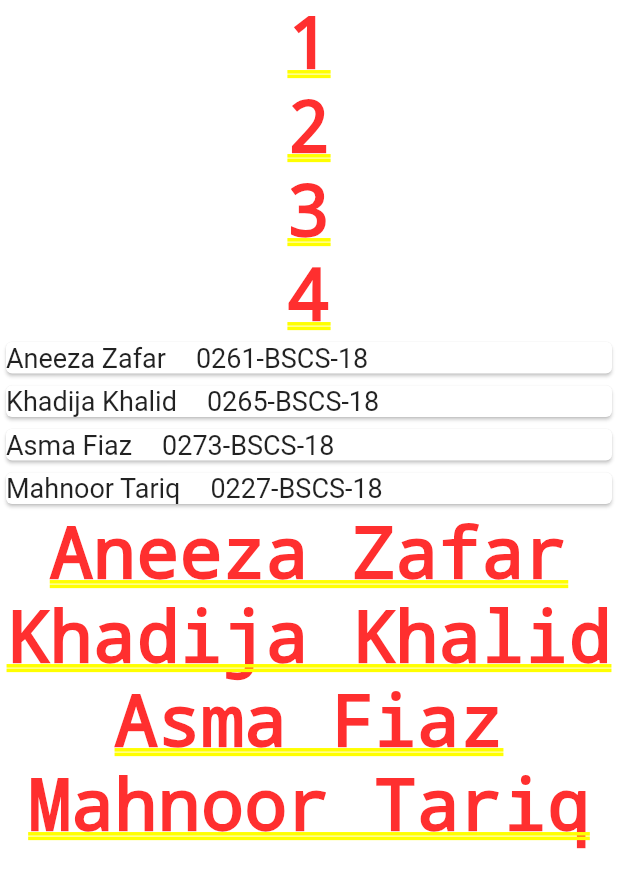
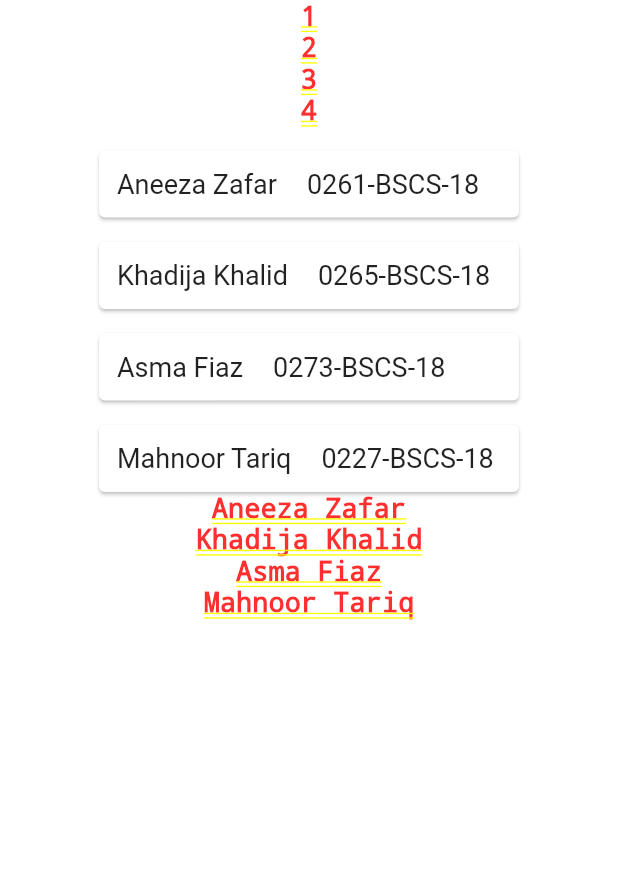
Before and after one commit to AneezaZafar19/flutter_practice, a Flutter app: the screen it shows after launch, on a phone screen of 412 x 824 dp. Shown: the top 888 px of the screen. Run offline on Flutter 3.47's test engine with Material 2 defaults, Android fonts, the phone set to English and light mode, and no system bars.

Commit message:
Update main.dart

```diff
--- a/lib/main.dart
+++ b/lib/main.dart
@@ -27,7 +27,12 @@ class _mapListState extends State<mapList> {
   ];
   List<String> num = ['1', '2', '3', '4'];
   Widget cdata(e) {
-    return Card(
+    return Container(
+      padding: EdgeInsets.symmetric(horizontal: 50),
+      child: Card(
+        margin: EdgeInsets.fromLTRB(16, 16, 16, 0),
+        child: Padding(
+          padding: EdgeInsets.all(12),
           child: Row(
             children: [
               Text(
@@ -47,6 +52,8 @@ class _mapListState extends State<mapList> {
               ),
             ],
           ),
+        ),
+      ),
     );
   }
 
@@ -57,7 +64,12 @@ class _mapListState extends State<mapList> {
         children: [
           Column(
             children: num.map((e) {
-              return Text(e);
+              return Text(
+                e,
+                style: TextStyle(
+                  fontSize: 18,
+                ),
+              );
             }).toList(),
           ),
           Column(
@@ -65,7 +77,12 @@ class _mapListState extends State<mapList> {
           ),
           Column(
             children: data.map((e) {
-              return Text(e.name);
+              return Text(
+                e.name,
+                style: TextStyle(
+                  fontSize: 18,
+                ),
+              );
             }).toList(),
           ),
         ],
```
Lines whose indentation alone changed are shown as unchanged.
